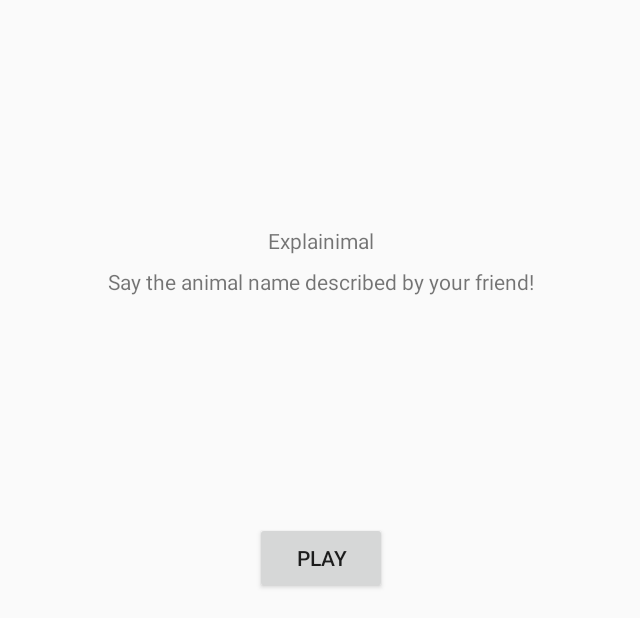
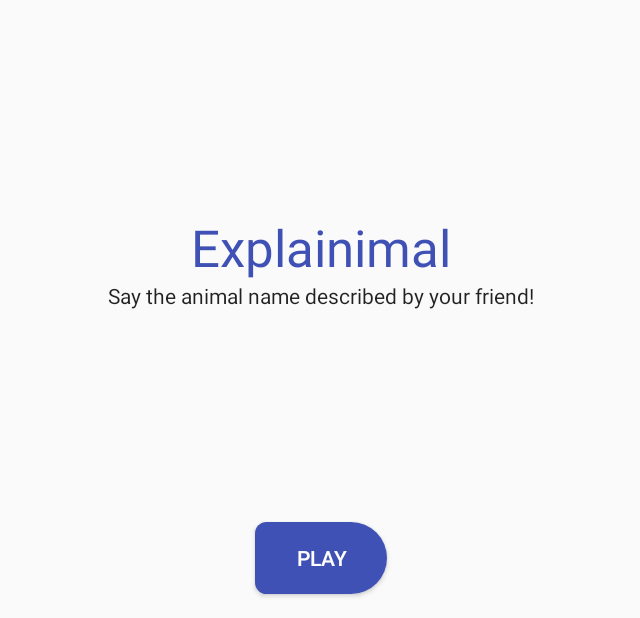
Before and after one commit to thomyfarhan/explainimal, an Android app: the screen it shows after launch (MainActivity), on a phone screen of 824 x 412 dp (held sideways). Shown: the whole screen, without its empty margins (297-937 px from the left). Run offline under Robolectric (Android 15) with nearby library versions, the phone set to English and light mode, and no system bars; our stand-ins replace data binding.

Commit message:
[Fragment Title] Change style of items in layout

```diff
--- a/app/src/main/res/layout/fragment_title.xml
+++ b/app/src/main/res/layout/fragment_title.xml
@@ -10,9 +10,7 @@
 
         <TextView
             android:id="@+id/tv_title_name"
-            android:layout_width="wrap_content"
-            android:layout_height="wrap_content"
-            android:layout_marginBottom="8dp"
+            style="@style/TextContent.Large.PrimaryColor"
             android:text="@string/game_name"
             app:layout_constraintBottom_toTopOf="@+id/tv_title_desc"
             app:layout_constraintEnd_toEndOf="parent"
@@ -22,8 +20,7 @@
 
         <TextView
             android:id="@+id/tv_title_desc"
-            android:layout_width="wrap_content"
-            android:layout_height="wrap_content"
+            style="@style/TextContent.Small"
             android:text="@string/game_desc"
             app:layout_constraintStart_toStartOf="parent"
             app:layout_constraintEnd_toEndOf="parent"
@@ -34,6 +31,8 @@
             android:id="@+id/btn_title_play"
             android:layout_width="wrap_content"
             android:layout_height="wrap_content"
+            android:background="@drawable/button_main_bg"
+            android:textColor="@android:color/white"
             android:text="@string/title_play"
             app:layout_constraintStart_toStartOf="parent"
             app:layout_constraintEnd_toEndOf="parent"
```
